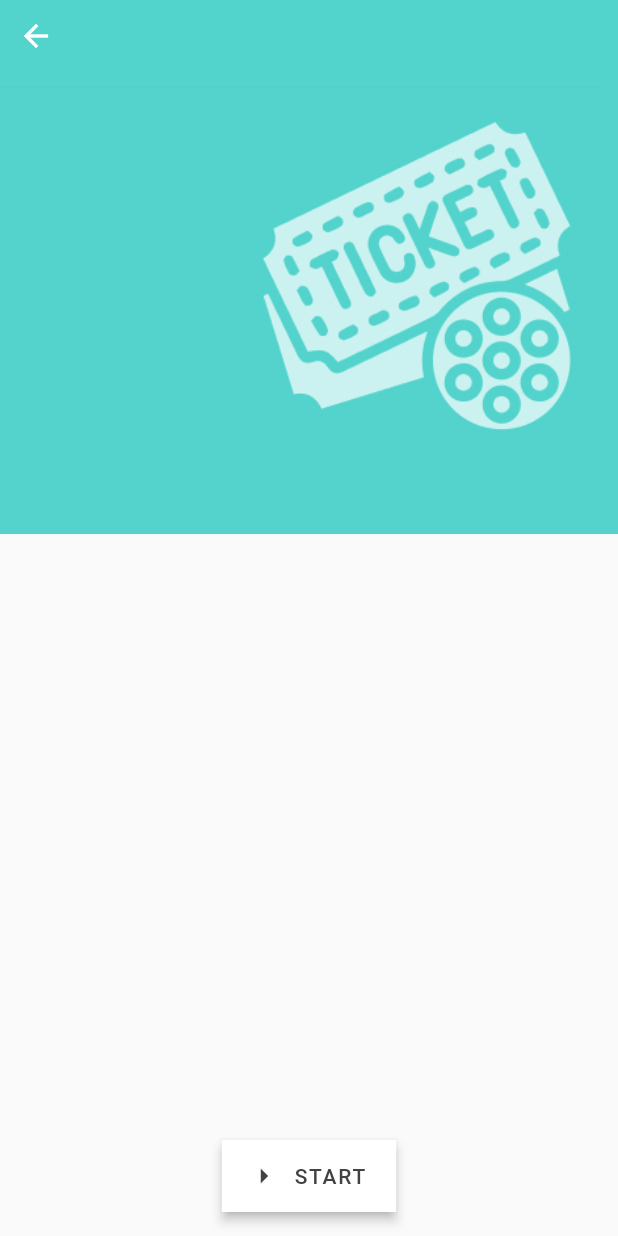
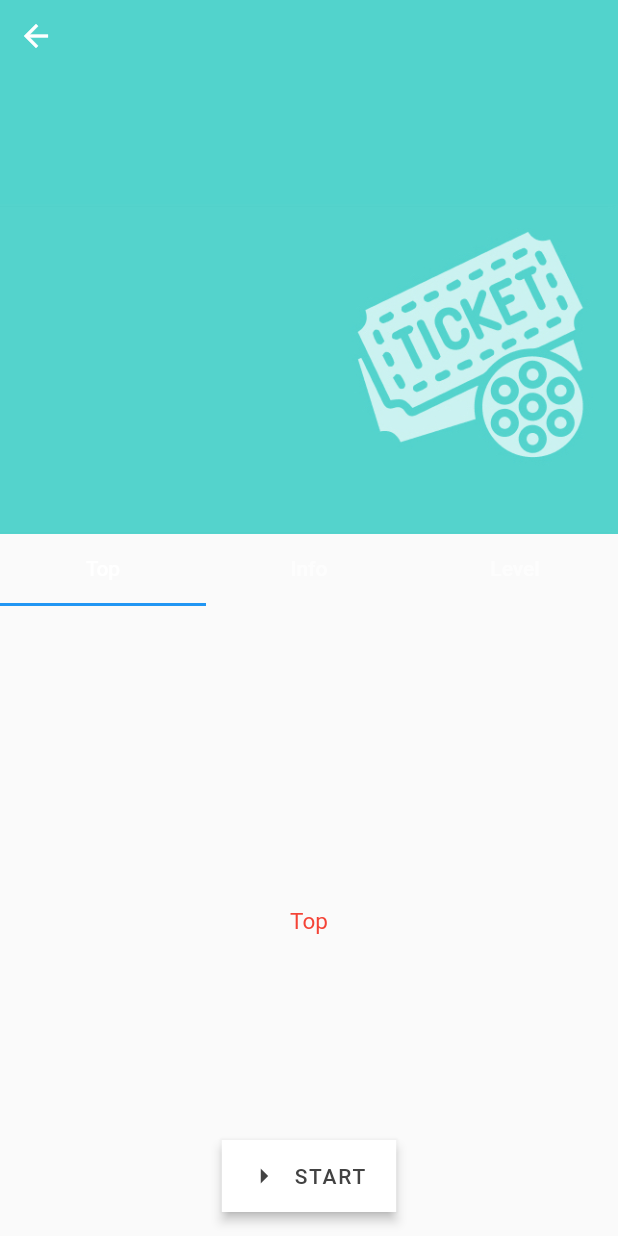
Before and after one commit to ray-o-0509/ui_aibou, a Flutter app: the scenarioInfoPage screen opened directly, on a phone screen of 412 x 824 dp. Run offline on Flutter 3.47's test engine with Material 2 defaults, Android fonts, the phone set to English and light mode, and no system bars.

Commit message:
[add] add tabbar section
Ver. 1.0.9

add tabBar.

```diff
--- a/lib/screens/scenarioInfoPage.dart
+++ b/lib/screens/scenarioInfoPage.dart
@@ -1,5 +1,6 @@
 import 'package:flutter/material.dart';
 import 'package:ui_aibou/screens/ChatPage.dart';
+import 'package:ui_aibou/screens/selectSituationPage.dart';
 
 class scenarioInfoPage extends StatefulWidget {
   @override
@@ -9,7 +10,9 @@ class scenarioInfoPage extends StatefulWidget {
 class _scenarioInfoPageState extends State<scenarioInfoPage> {
   @override
   Widget build(BuildContext context) {
-    return Scaffold(
+    return DefaultTabController(
+        length: 3,
+        child: Scaffold(
             floatingActionButton: FloatingActionButton.extended(
               elevation: 3,
               backgroundColor: Colors.white,
@@ -33,7 +36,8 @@ class _scenarioInfoPageState extends State<scenarioInfoPage> {
                     ));
               },
             ),
-        floatingActionButtonLocation: FloatingActionButtonLocation.centerFloat,
+            floatingActionButtonLocation:
+                FloatingActionButtonLocation.centerFloat,
             appBar: AppBar(
               elevation: 0,
               automaticallyImplyLeading: false,
@@ -77,7 +81,7 @@ class _scenarioInfoPageState extends State<scenarioInfoPage> {
                       children: [
                         Container(
                             width: double.infinity,
-                        height: 300,
+                            height: 220,
                             decoration: BoxDecoration(
                               color: Colors.transparent,
                               image: DecorationImage(
@@ -88,8 +92,50 @@ class _scenarioInfoPageState extends State<scenarioInfoPage> {
                       ],
                     ),
                   ),
+                  TabWrap(),
+                  Expanded(
+                    child: TabBarView(children: <Widget>[
+                      TabPage(title: 'Top'),
+                      TabPage(title: 'Info'),
+                      TabPage(title: 'Level'),
+                    ]),
+                  ),
                 ]),
               ],
-        ));
+            )));
   }
 }
+
+class TabWrap extends StatelessWidget {
+  final _tab = <Tab>[
+    Tab(text: 'Top'),
+    Tab(text: 'Info'),
+    Tab(text: 'Level'),
+  ];
+
+  @override
+  Widget build(BuildContext context) {
+    return TabBar(
+      tabs: _tab,
+    );
+  }
+}
+
+class TabPage extends StatelessWidget {
+  final String title;
+
+  const TabPage({Key key, this.title}) : super(key: key);
+
+  @override
+  Widget build(BuildContext context) {
+    return Center(
+      child: Column(
+        mainAxisSize: MainAxisSize.min,
+        crossAxisAlignment: CrossAxisAlignment.center,
+        children: <Widget>[
+          Text(title, style: TextStyle(color: Colors.red, fontSize: 15)),
+        ],
+      ),
+    );
+  }
+}
--- a/lib/screens/signInPage.dart
+++ b/lib/screens/signInPage.dart
@@ -18,8 +18,8 @@ class _signInPageState extends State<signInPage> {
       body: Stack(
         children: [
           Container(
-            margin: EdgeInsets.symmetric(vertical: 0, horizontal: 5),
-            width: screen_width - 10,
+            margin: EdgeInsets.symmetric(vertical: 0, horizontal: 3),
+            width: screen_width - 6,
             height: screen_height - 5,
             decoration: BoxDecoration(
                 gradient: LinearGradient(
```
Also changed, not shown: pubspec.lock. Lines whose indentation alone changed are shown as unchanged.
